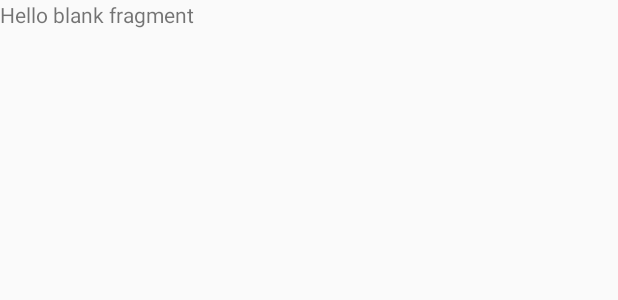
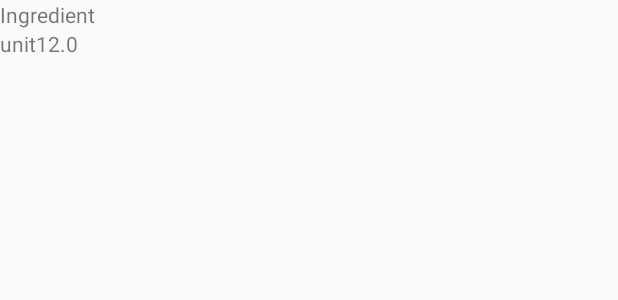
Before and after one commit to lukeforit/nano-baking, an Android app: the layout fragment_ingredients.xml on its own in the app's theme, with its tools: preview values and no code run, on a phone screen of 412 x 824 dp. Shown: the top 300 px of the screen. Run offline under Robolectric (Android 15) with nearby library versions, the phone set to English and light mode, and no system bars.

Commit message:
Ingredients list

```diff
--- /dev/null
+++ b/app/src/main/java/com/rabbit/green/baking/app/recipes/steps/single/ingredients/IngredientAdapter.java
@@ -0,0 +1,23 @@
+package com.rabbit.green.baking.app.recipes.steps.single.ingredients;
+
+import com.rabbit.green.baking.app.R;
+import com.rabbit.green.baking.app.common.adapter.BaseAdapter;
+import com.rabbit.green.baking.app.data.model.Ingredient;
+
+import javax.inject.Inject;
+
+public class IngredientAdapter extends BaseAdapter<Ingredient> {
+
+    @Inject
+    public IngredientAdapter() {
+    }
+
+    @Override
+    public void onViewHolderClick(int position) {
+    }
+
+    @Override
+    protected int getItemLayout() {
+        return R.layout.item_ingredient;
+    }
+}
--- a/app/src/main/java/com/rabbit/green/baking/app/recipes/steps/single/ingredients/IngredientsViewModel.java
+++ b/app/src/main/java/com/rabbit/green/baking/app/recipes/steps/single/ingredients/IngredientsViewModel.java
@@ -1,4 +1,7 @@
 package com.rabbit.green.baking.app.recipes.steps.single.ingredients;
+
+import android.support.v7.widget.LinearLayoutManager;
+import android.support.v7.widget.RecyclerView;
 
 import com.rabbit.green.baking.app.data.model.Ingredient;
 import com.rabbit.green.baking.app.recipes.BaseViewModel;
@@ -9,13 +12,25 @@ import javax.inject.Inject;
 
 public class IngredientsViewModel extends BaseViewModel {
 
-    private List<Ingredient> ingredients;
+    @Inject
+    IngredientAdapter adapter;
+
+    @Inject
+    IngredientsFragment fragment;
 
     @Inject
     public IngredientsViewModel() {
     }
 
     public void setup(List<Ingredient> list) {
-        this.ingredients = list;
+        adapter.setData(list);
+    }
+
+    public IngredientAdapter getAdapter() {
+        return adapter;
+    }
+
+    public RecyclerView.LayoutManager getLayoutManager() {
+        return new LinearLayoutManager(fragment.getContext());
     }
 }
--- a/app/src/main/res/layout/fragment_ingredients.xml
+++ b/app/src/main/res/layout/fragment_ingredients.xml
@@ -1,5 +1,5 @@
 <?xml version="1.0" encoding="utf-8"?>
-<layout>
+<layout xmlns:app="http://schemas.android.com/apk/res-auto">
 
     <data>
 
@@ -14,11 +14,13 @@
         android:layout_height="match_parent"
         tools:context=".recipes.steps.single.ingredients.IngredientsFragment">
 
-        <!-- TODO: Update blank fragment layout -->
-        <TextView
+        <android.support.v7.widget.RecyclerView
+            android:id="@+id/ingredients_rv"
             android:layout_width="match_parent"
             android:layout_height="match_parent"
-            android:text="@string/hello_blank_fragment" />
+            app:adapter="@{vm.adapter}"
+            app:layoutManager="@{vm.layoutManager}"
+            tools:listitem="@layout/item_ingredient"/>
 
     </FrameLayout>
 </layout>
--- /dev/null
+++ b/app/src/main/res/layout/item_ingredient.xml
@@ -0,0 +1,46 @@
+<?xml version="1.0" encoding="utf-8"?>
+<layout xmlns:app="http://schemas.android.com/apk/res-auto"
+    xmlns:tools="http://schemas.android.com/tools">
+
+    <data>
+
+        <variable
+            name="item"
+            type="com.rabbit.green.baking.app.data.model.Ingredient" />
+    </data>
+
+    <android.support.constraint.ConstraintLayout
+        xmlns:android="http://schemas.android.com/apk/res/android"
+        android:layout_width="match_parent"
+        android:layout_height="match_parent">
+
+        <TextView
+            android:id="@+id/ingredient_tv"
+            android:layout_width="match_parent"
+            android:layout_height="wrap_content"
+            android:text="@{item.ingredient}"
+            tools:text="Ingredient"
+            app:layout_constraintEnd_toEndOf="parent"
+            app:layout_constraintStart_toStartOf="parent"
+            app:layout_constraintTop_toTopOf="parent" />
+
+        <TextView
+            android:id="@+id/unit_tv"
+            android:layout_width="wrap_content"
+            android:layout_height="wrap_content"
+            android:text="@{item.measure}"
+            app:layout_constraintStart_toStartOf="parent"
+            app:layout_constraintTop_toBottomOf="@+id/ingredient_tv"
+            tools:text="unit" />
+
+        <TextView
+            android:id="@+id/qty_tv"
+            android:layout_width="wrap_content"
+            android:layout_height="wrap_content"
+            android:text="@{item.quantity}"
+            app:layout_constraintStart_toEndOf="@+id/unit_tv"
+            app:layout_constraintTop_toBottomOf="@+id/ingredient_tv"
+            tools:text="12.0" />
+
+    </android.support.constraint.ConstraintLayout>
+</layout>
```
